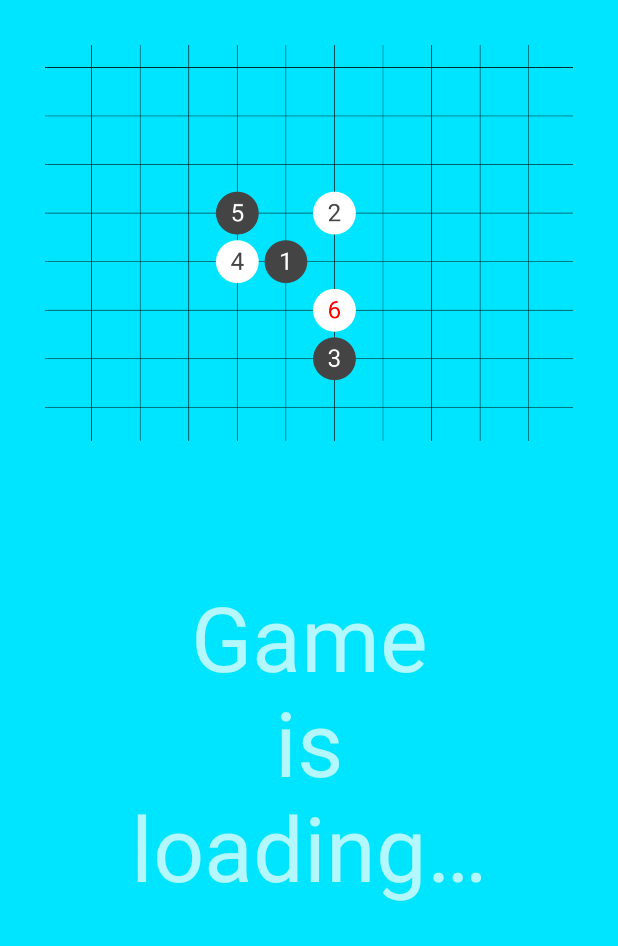
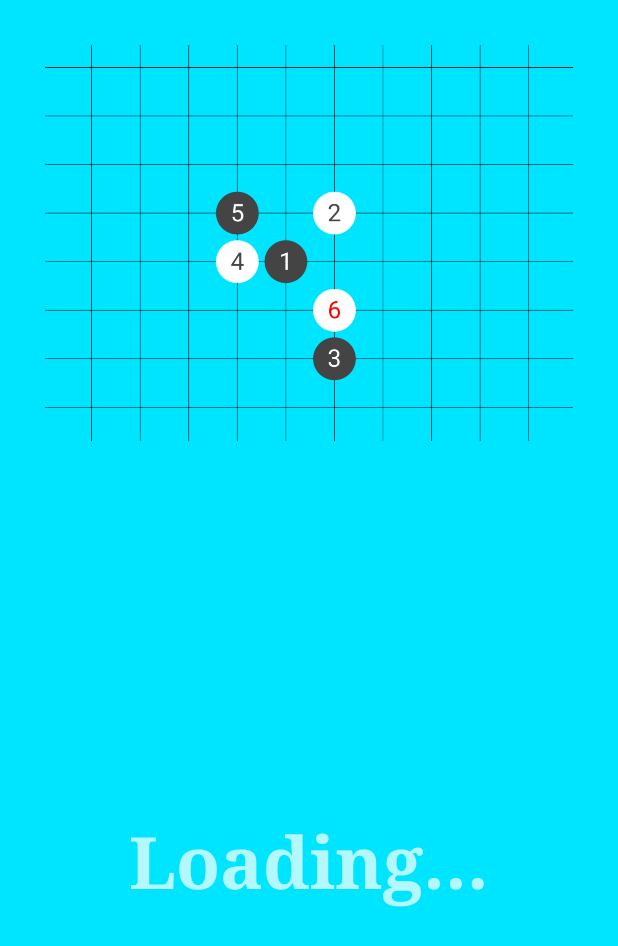
Before and after one commit to Hexik/Gomoku_GUI, an Android app: the SplashScreenActivity screen opened directly, with no data from a screen before it, on a phone screen of 412 x 824 dp. Shown: the top 946 px of the screen. Run offline under Robolectric (Android 15) with nearby library versions, the phone set to English and light mode, and no system bars.

Commit message:
MainViewModel can persist current game, first version of game format

```diff
--- a/app/build.gradle
+++ b/app/build.gradle
@@ -2,7 +2,8 @@ plugins {
     id 'com.android.application'
     id 'kotlin-android'
     id("com.github.spotbugs") version "4.7.1"
-    id 'com.adarshr.test-logger' version '3.0.0'}
+    id 'com.adarshr.test-logger' version '3.0.0'
+}
 
 import org.ajoberstar.grgit.Grgit
 
--- a/app/src/main/java/cz/fontan/gomoku_gui/MainActivity.kt
+++ b/app/src/main/java/cz/fontan/gomoku_gui/MainActivity.kt
@@ -14,7 +14,6 @@ import androidx.lifecycle.ViewModelProvider
 import cz.fontan.gomoku_gui.databinding.ActivityMainBinding
 import cz.fontan.gomoku_gui.game.BOARD_SIZE
 import cz.fontan.gomoku_gui.model.MainViewModel
-import cz.fontan.gomoku_gui.model.MainViewModelFactory
 import kotlin.system.exitProcess
 
 
@@ -22,8 +21,8 @@ private const val TAG = "MainActivity"
 
 class MainActivity : AppCompatActivity() {
 
+    private lateinit var binding: ActivityMainBinding
     private lateinit var viewModel: MainViewModel
-    private lateinit var binding: ActivityMainBinding
 
     override fun onCreate(savedInstanceState: Bundle?) {
         super.onCreate(savedInstanceState)
@@ -50,7 +49,7 @@ class MainActivity : AppCompatActivity() {
         binding = ActivityMainBinding.inflate(layoutInflater)
         setContentView(binding.root)
 
-        val factory = MainViewModelFactory()
+        val factory = ViewModelProvider.AndroidViewModelFactory(application)
         viewModel = ViewModelProvider(this, factory).get(MainViewModel::class.java)
 
         binding.boardView.gameDelegate = viewModel
@@ -123,6 +122,7 @@ class MainActivity : AppCompatActivity() {
 
         if (item.itemId == R.id.menu_quit) {
             Log.d(TAG, "Quit")
+            viewModel.saveGame()
             if (Build.VERSION.SDK_INT >= 21) {
                 finishAndRemoveTask()
             } else {
--- a/app/src/main/res/layout/activity_splash_screen.xml
+++ b/app/src/main/res/layout/activity_splash_screen.xml
@@ -22,10 +22,12 @@
         android:id="@+id/textView"
         android:layout_width="wrap_content"
         android:layout_height="wrap_content"
-        android:layout_marginTop="60dp"
+        android:fontFamily="serif"
         android:gravity="center"
         android:text="@string/loading"
-        android:textSize="60sp"
+        android:textSize="48sp"
+        android:textStyle="bold"
+        app:layout_constraintBottom_toBottomOf="parent"
         app:layout_constraintEnd_toEndOf="parent"
         app:layout_constraintStart_toStartOf="parent"
         app:layout_constraintTop_toBottomOf="@+id/imageView"
--- a/app/src/main/res/values/strings.xml
+++ b/app/src/main/res/values/strings.xml
@@ -27,7 +27,7 @@
     <string name="forbidden_moves_off">Forbidden moves are not displayed</string>
     <string name="forbidden_moves_on">Show forbidden moves</string>
     <string name="gomoku_gui">Gomoku GUI</string>
-    <string name="loading">Game\nis\nloading…</string>
+    <string name="loading">Loading…</string>
     <string name="menu_settings">Settings</string>
     <string name="miroslav_fontan">Miroslav Fontan</string>
     <string name="multithreading">Use more threads</string>
```
Also changed, not shown: app/src/main/java/cz/fontan/gomoku_gui/game/Game.kt (+21 -0 lines), app/src/main/java/cz/fontan/gomoku_gui/model/MainViewModel.kt (+29 -1 lines), app/src/main/java/cz/fontan/gomoku_gui/model/MainViewModelFactory.kt (deleted, +0 -13 lines).
